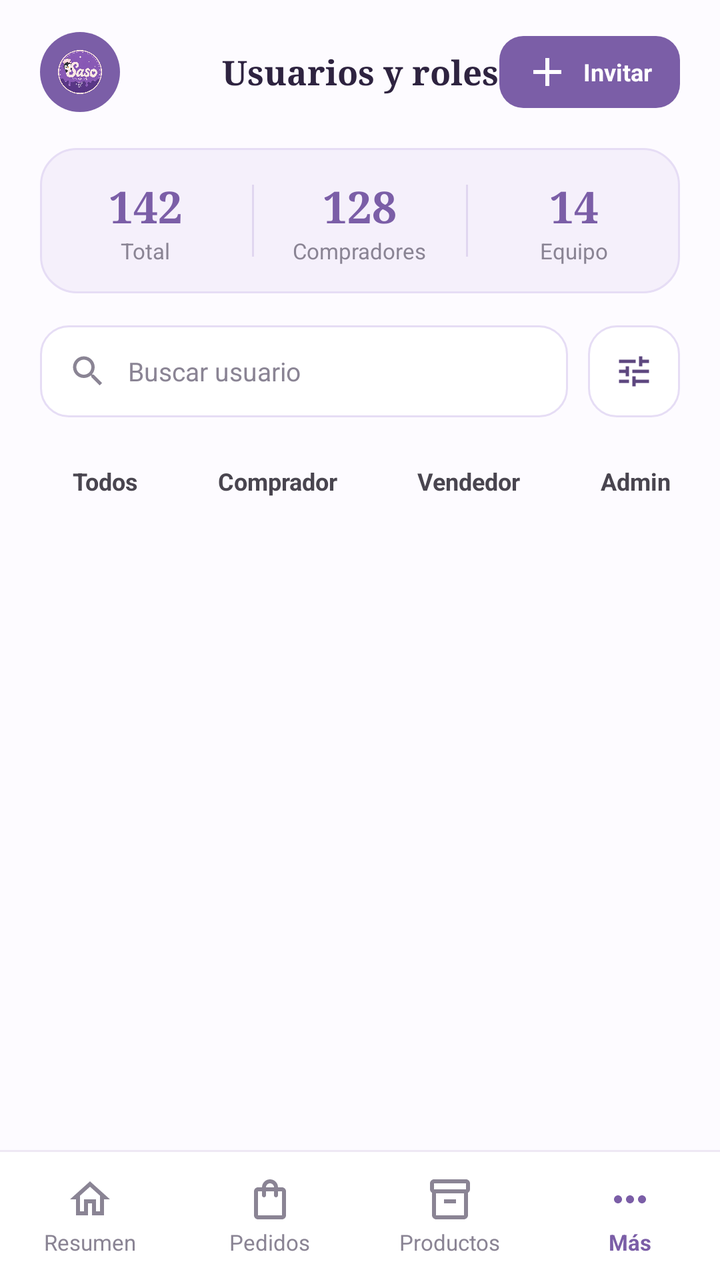
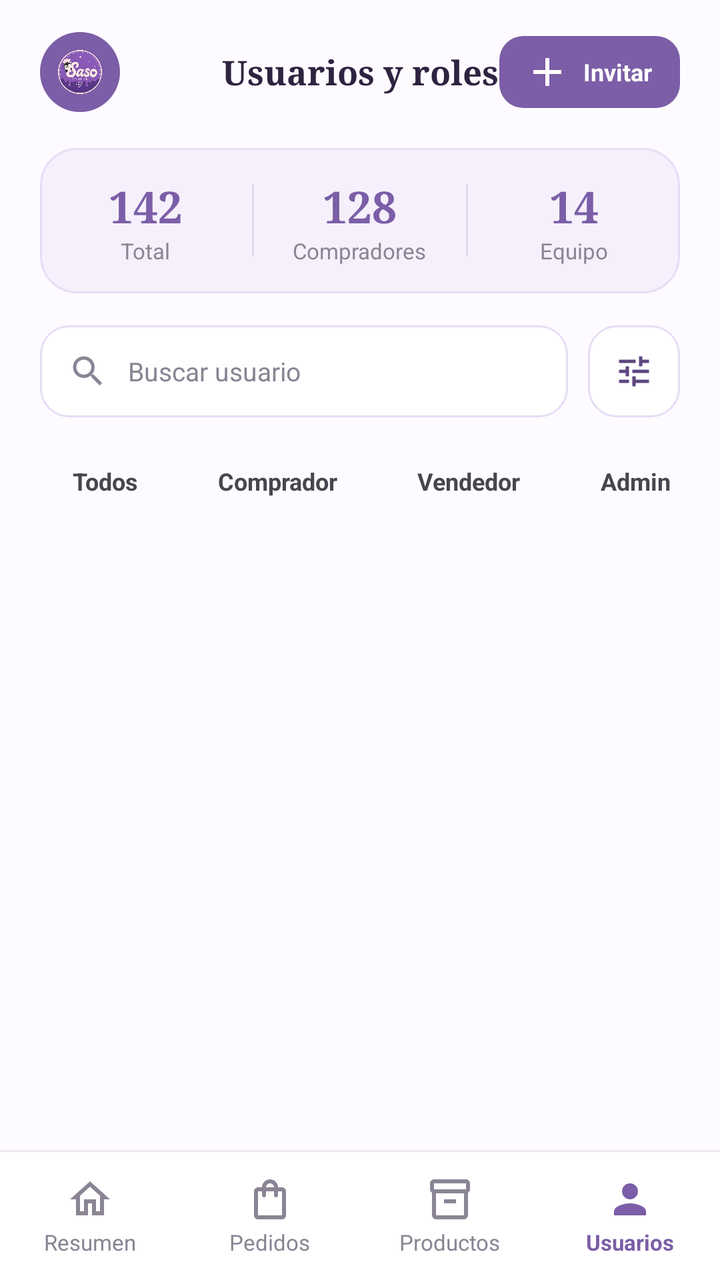

Before-and-after screenshots of an Android layout around one commit, followed by the original layout XML and the change that was made.
<!-- AndroidManifest.xml: application theme Theme.SasoBakeryApp -->
<!-- res/layout/activity_usuarios_roles.xml -->
<?xml version="1.0" encoding="utf-8"?>
<androidx.constraintlayout.widget.ConstraintLayout
    xmlns:android="http://schemas.android.com/apk/res/android"
    xmlns:app="http://schemas.android.com/apk/res-auto"
    xmlns:tools="http://schemas.android.com/tools"
    android:id="@+id/main"
    android:layout_width="match_parent"
    android:layout_height="match_parent"
    android:background="#FDFBFF"
    tools:context=".UsuariosRolesActivity">

    
    <ImageView
        android:id="@+id/ivLogo"
        android:layout_width="40dp"
        android:layout_height="40dp"
        android:layout_marginStart="20dp"
        android:layout_marginTop="16dp"
        android:background="@drawable/bg_users_logo"
        android:contentDescription="@null"
        android:padding="9dp"
        android:src="@drawable/ic_logo_mark"
        app:layout_constraintStart_toStartOf="parent"
        app:layout_constraintTop_toTopOf="parent" />

    <TextView
        android:id="@+id/tvTitle"
        android:layout_width="wrap_content"
        android:layout_height="wrap_content"
        android:fontFamily="serif"
        android:text="Usuarios y roles"
        android:textColor="#2E2340"
        android:textSize="17sp"
        android:textStyle="bold"
        app:layout_constraintBottom_toBottomOf="@id/ivLogo"
        app:layout_constraintEnd_toEndOf="parent"
        app:layout_constraintStart_toStartOf="parent"
        app:layout_constraintTop_toTopOf="@id/ivLogo" />

    <TextView
        android:id="@+id/btnInvitar"
        android:layout_width="wrap_content"
        android:layout_height="36dp"
        android:layout_marginEnd="20dp"
        android:background="@drawable/bg_users_button"
        android:clickable="true"
        android:drawableStart="@drawable/ic_add"
        android:drawablePadding="6dp"
        android:drawableTint="#FFFFFF"
        android:focusable="true"
        android:gravity="center"
        android:paddingStart="12dp"
        android:paddingEnd="14dp"
        android:text="Invitar"
        android:textColor="#FFFFFF"
        android:textSize="12sp"
        android:textStyle="bold"
        app:layout_constraintBottom_toBottomOf="@id/ivLogo"
        app:layout_constraintEnd_toEndOf="parent"
        app:layout_constraintTop_toTopOf="@id/ivLogo" />

    
    <LinearLayout
        android:id="@+id/cardStats"
        android:layout_width="0dp"
        android:layout_height="wrap_content"
        android:layout_marginStart="20dp"
        android:layout_marginTop="18dp"
        android:layout_marginEnd="20dp"
        android:background="@drawable/bg_users_stats"
        android:gravity="center_vertical"
        android:orientation="horizontal"
        android:paddingTop="14dp"
        android:paddingBottom="14dp"
        app:layout_constraintEnd_toEndOf="parent"
        app:layout_constraintStart_toStartOf="parent"
        app:layout_constraintTop_toBottomOf="@id/ivLogo">

        <LinearLayout
            android:layout_width="0dp"
            android:layout_height="wrap_content"
            android:layout_weight="1"
            android:gravity="center"
            android:orientation="vertical">

            <TextView
                android:layout_width="wrap_content"
                android:layout_height="wrap_content"
                android:fontFamily="serif"
                android:text="142"
                android:textColor="#7B5EA7"
                android:textSize="22sp"
                android:textStyle="bold" />

            <TextView
                android:layout_width="wrap_content"
                android:layout_height="wrap_content"
                android:text="Total"
                android:textColor="#8A8494"
                android:textSize="11sp" />
        </LinearLayout>

        <View
            android:layout_width="1dp"
            android:layout_height="36dp"
            android:background="#E0D6F0" />

        <LinearLayout
            android:layout_width="0dp"
            android:layout_height="wrap_content"
            android:layout_weight="1"
            android:gravity="center"
            android:orientation="vertical">

            <TextView
                android:layout_width="wrap_content"
                android:layout_height="wrap_content"
                android:fontFamily="serif"
                android:text="128"
                android:textColor="#7B5EA7"
                android:textSize="22sp"
                android:textStyle="bold" />

            <TextView
                android:layout_width="wrap_content"
                android:layout_height="wrap_content"
                android:text="Compradores"
                android:textColor="#8A8494"
                android:textSize="11sp" />
        </LinearLayout>

        <View
            android:layout_width="1dp"
            android:layout_height="36dp"
            android:background="#E0D6F0" />

        <LinearLayout
            android:layout_width="0dp"
            android:layout_height="wrap_content"
            android:layout_weight="1"
            android:gravity="center"
            android:orientation="vertical">

            <TextView
                android:layout_width="wrap_content"
                android:layout_height="wrap_content"
                android:fontFamily="serif"
                android:text="14"
                android:textColor="#7B5EA7"
                android:textSize="22sp"
                android:textStyle="bold" />

            <TextView
                android:layout_width="wrap_content"
                android:layout_height="wrap_content"
                android:text="Equipo"
                android:textColor="#8A8494"
                android:textSize="11sp" />
        </LinearLayout>
    </LinearLayout>

    
    <LinearLayout
        android:id="@+id/rowSearch"
        android:layout_width="0dp"
        android:layout_height="46dp"
        android:layout_marginStart="20dp"
        android:layout_marginTop="16dp"
        android:layout_marginEnd="20dp"
        android:orientation="horizontal"
        app:layout_constraintEnd_toEndOf="parent"
        app:layout_constraintStart_toStartOf="parent"
        app:layout_constraintTop_toBottomOf="@id/cardStats">

        <LinearLayout
            android:layout_width="0dp"
            android:layout_height="match_parent"
            android:layout_weight="1"
            android:background="@drawable/bg_users_input"
            android:gravity="center_vertical"
            android:orientation="horizontal"
            android:paddingStart="14dp"
            android:paddingEnd="14dp">

            <ImageView
                android:layout_width="20dp"
                android:layout_height="20dp"
                android:contentDescription="@null"
                android:src="@drawable/ic_search"
                android:tint="#8A8494" />

            <EditText
                android:id="@+id/etBuscar"
                android:layout_width="0dp"
                android:layout_height="match_parent"
                android:layout_marginStart="10dp"
                android:layout_weight="1"
                android:background="@null"
                android:hint="Buscar usuario"
                android:imeOptions="actionSearch"
                android:importantForAutofill="no"
                android:inputType="text"
                android:maxLines="1"
                android:textColor="#2E2340"
                android:textColorHint="#8A8494"
                android:textSize="13sp" />
        </LinearLayout>

        <FrameLayout
            android:id="@+id/btnFiltro"
            android:layout_width="46dp"
            android:layout_height="46dp"
            android:layout_marginStart="10dp"
            android:background="@drawable/bg_users_input"
            android:clickable="true"
            android:focusable="true">

            <ImageView
                android:layout_width="20dp"
                android:layout_height="20dp"
                android:layout_gravity="center"
                android:contentDescription="@null"
                android:src="@drawable/ic_filter"
                android:tint="#5D477F" />
        </FrameLayout>
    </LinearLayout>

    
    <HorizontalScrollView
        android:id="@+id/chipsScroll"
        android:layout_width="0dp"
        android:layout_height="wrap_content"
        android:layout_marginTop="14dp"
        android:overScrollMode="never"
        android:paddingStart="20dp"
        android:paddingEnd="12dp"
        android:clipToPadding="false"
        android:scrollbars="none"
        app:layout_constraintEnd_toEndOf="parent"
        app:layout_constraintStart_toStartOf="parent"
        app:layout_constraintTop_toBottomOf="@id/rowSearch">

        <LinearLayout
            android:layout_width="wrap_content"
            android:layout_height="wrap_content"
            android:orientation="horizontal">

            <TextView
                android:id="@+id/chipTodos"
                android:layout_width="wrap_content"
                android:layout_height="36dp"
                android:layout_marginEnd="8dp"
                android:gravity="center"
                android:paddingStart="16dp"
                android:paddingEnd="16dp"
                android:text="Todos"
                android:textSize="12sp"
                android:textStyle="bold" />

            <TextView
                android:id="@+id/chipComprador"
                android:layout_width="wrap_content"
                android:layout_height="36dp"
                android:layout_marginEnd="8dp"
                android:gravity="center"
                android:paddingStart="16dp"
                android:paddingEnd="16dp"
                android:text="Comprador"
                android:textSize="12sp"
                android:textStyle="bold" />

            <TextView
                android:id="@+id/chipVendedor"
                android:layout_width="wrap_content"
                android:layout_height="36dp"
                android:layout_marginEnd="8dp"
                android:gravity="center"
                android:paddingStart="16dp"
                android:paddingEnd="16dp"
                android:text="Vendedor"
                android:textSize="12sp"
                android:textStyle="bold" />

            <TextView
                android:id="@+id/chipAdmin"
                android:layout_width="wrap_content"
                android:layout_height="36dp"
                android:layout_marginEnd="8dp"
                android:gravity="center"
                android:paddingStart="16dp"
                android:paddingEnd="16dp"
                android:text="Admin"
                android:textSize="12sp"
                android:textStyle="bold" />
        </LinearLayout>
    </HorizontalScrollView>

    
    <androidx.recyclerview.widget.RecyclerView
        android:id="@+id/rvUsuarios"
        android:layout_width="0dp"
        android:layout_height="0dp"
        android:layout_marginTop="6dp"
        android:clipToPadding="false"
        android:overScrollMode="never"
        android:paddingStart="20dp"
        android:paddingEnd="20dp"
        app:layout_constraintBottom_toTopOf="@id/bottomDivider"
        app:layout_constraintEnd_toEndOf="parent"
        app:layout_constraintStart_toStartOf="parent"
        app:layout_constraintTop_toBottomOf="@id/chipsScroll" />

    
    <View
        android:id="@+id/bottomDivider"
        android:layout_width="0dp"
        android:layout_height="1dp"
        android:background="#EEE8F4"
        app:layout_constraintBottom_toTopOf="@id/bottomBar"
        app:layout_constraintEnd_toEndOf="parent"
        app:layout_constraintStart_toStartOf="parent" />

    <LinearLayout
        android:id="@+id/bottomBar"
        android:layout_width="0dp"
        android:layout_height="64dp"
        android:background="#FFFFFF"
        android:orientation="horizontal"
        app:layout_constraintBottom_toBottomOf="parent"
        app:layout_constraintEnd_toEndOf="parent"
        app:layout_constraintStart_toStartOf="parent">

        <LinearLayout
            android:id="@+id/navResumen"
            android:layout_width="0dp"
            android:layout_height="match_parent"
            android:layout_weight="1"
            android:background="?attr/selectableItemBackground"
            android:clickable="true"
            android:focusable="true"
            android:gravity="center"
            android:orientation="vertical">

            <ImageView
                android:layout_width="24dp"
                android:layout_height="24dp"
                android:contentDescription="@null"
                android:src="@drawable/ic_home"
                android:tint="#8A8494" />

            <TextView
                android:layout_width="wrap_content"
                android:layout_height="wrap_content"
                android:layout_marginTop="2dp"
                android:text="Resumen"
                android:textColor="#8A8494"
                android:textSize="11sp" />
        </LinearLayout>

        <LinearLayout
            android:id="@+id/navPedidos"
            android:layout_width="0dp"
            android:layout_height="match_parent"
            android:layout_weight="1"
            android:background="?attr/selectableItemBackground"
            android:clickable="true"
            android:focusable="true"
            android:gravity="center"
            android:orientation="vertical">

            <ImageView
                android:layout_width="24dp"
                android:layout_height="24dp"
                android:contentDescription="@null"
                android:src="@drawable/ic_bag"
                android:tint="#8A8494" />

            <TextView
                android:layout_width="wrap_content"
                android:layout_height="wrap_content"
                android:layout_marginTop="2dp"
                android:text="Pedidos"
                android:textColor="#8A8494"
                android:textSize="11sp" />
        </LinearLayout>

        <LinearLayout
            android:id="@+id/navProductos"
            android:layout_width="0dp"
            android:layout_height="match_parent"
            android:layout_weight="1"
            android:background="?attr/selectableItemBackground"
            android:clickable="true"
            android:focusable="true"
            android:gravity="center"
            android:orientation="vertical">

            <ImageView
                android:layout_width="24dp"
                android:layout_height="24dp"
                android:contentDescription="@null"
                android:src="@drawable/ic_box"
                android:tint="#8A8494" />

            <TextView
                android:layout_width="wrap_content"
                android:layout_height="wrap_content"
                android:layout_marginTop="2dp"
                android:text="Productos"
                android:textColor="#8A8494"
                android:textSize="11sp" />
        </LinearLayout>

        <LinearLayout
            android:id="@+id/navMas"
            android:layout_width="0dp"
            android:layout_height="match_parent"
            android:layout_weight="1"
            android:background="?attr/selectableItemBackground"
            android:clickable="true"
            android:focusable="true"
            android:gravity="center"
            android:orientation="vertical">

            <ImageView
                android:layout_width="24dp"
                android:layout_height="24dp"
                android:contentDescription="@null"
                android:src="@drawable/ic_more"
                android:tint="#7B5EA7" />

            <TextView
                android:layout_width="wrap_content"
                android:layout_height="wrap_content"
                android:layout_marginTop="2dp"
                android:text="Más"
                android:textColor="#7B5EA7"
                android:textSize="11sp"
                android:textStyle="bold" />
        </LinearLayout>
    </LinearLayout>
</androidx.constraintlayout.widget.ConstraintLayout>
<!-- resources referenced by this layout -->
<resources>
  <!-- drawable bg_users_button (drawable) -->
  <?xml version="1.0" encoding="utf-8"?>
  <shape xmlns:android="http://schemas.android.com/apk/res/android" android:shape="rectangle">
      <solid android:color="#7B5EA7" />
      <corners android:radius="12dp" />
  </shape>
  <!-- drawable bg_users_input (drawable) -->
  <?xml version="1.0" encoding="utf-8"?>
  <shape xmlns:android="http://schemas.android.com/apk/res/android" android:shape="rectangle">
      <solid android:color="#FFFFFF" />
      <stroke android:width="1dp" android:color="#E6DDF5" />
      <corners android:radius="14dp" />
  </shape>
  <!-- drawable bg_users_logo (drawable) -->
  <?xml version="1.0" encoding="utf-8"?>
  <shape xmlns:android="http://schemas.android.com/apk/res/android" android:shape="oval">
      <solid android:color="#7B5EA7" />
  </shape>
  <!-- drawable bg_users_stats (drawable) -->
  <?xml version="1.0" encoding="utf-8"?>
  <shape xmlns:android="http://schemas.android.com/apk/res/android" android:shape="rectangle">
      <solid android:color="#F5F0FB" />
      <stroke android:width="1dp" android:color="#E6DDF5" />
      <corners android:radius="18dp" />
  </shape>
  <!-- drawable ic_add (drawable) -->
  <?xml version="1.0" encoding="utf-8"?>
  <vector xmlns:android="http://schemas.android.com/apk/res/android"
      android:width="24dp" android:height="24dp"
      android:viewportWidth="24" android:viewportHeight="24">
      <path android:fillColor="#FF000000"
          android:pathData="M19,13h-6v6h-2v-6H5v-2h6V5h2v6h6v2z" />
  </vector>
  <!-- drawable ic_box (drawable) -->
  <?xml version="1.0" encoding="utf-8"?>
  <vector xmlns:android="http://schemas.android.com/apk/res/android"
      android:width="24dp" android:height="24dp"
      android:viewportWidth="24" android:viewportHeight="24">
      <path android:fillColor="#FF000000"
          android:pathData="M20,2H4C3,2 2,2.9 2,4v3.01C2,7.73 2.43,8.35 3,8.7V20c0,1.1 1.1,2 2,2h14c0.9,0 2,-0.9 2,-2V8.7c0.57,-0.35 1,-0.97 1,-1.69V4C22,2.9 21,2 20,2zM19,20H5V9h14V20zM20,7H4V4h16V7zM9,12h6v2H9z" />
  </vector>
  <!-- drawable ic_filter (drawable) -->
  <?xml version="1.0" encoding="utf-8"?>
  <vector xmlns:android="http://schemas.android.com/apk/res/android"
      android:width="24dp" android:height="24dp"
      android:viewportWidth="24" android:viewportHeight="24">
      <path android:fillColor="#FF000000"
          android:pathData="M3,17v2h6v-2H3zM3,5v2h10V5H3zM13,21v-2h8v-2h-8v-2h-2v6h2zM7,9v2H3v2h4v2h2V9H7zM21,13v-2H11v2h10zM15,9h2V7h4V5h-4V3h-2v6z" />
  </vector>
  <!-- drawable ic_home (drawable) -->
  <?xml version="1.0" encoding="utf-8"?>
  <vector xmlns:android="http://schemas.android.com/apk/res/android"
      android:width="24dp" android:height="24dp"
      android:viewportWidth="24" android:viewportHeight="24">
      <path android:fillColor="#FF000000"
          android:pathData="M12,5.69l5,4.5V18h-2v-6H9v6H7v-7.81l5,-4.5M12,3L2,12h3v8h6v-6h2v6h6v-8h3L12,3z" />
  </vector>
  <!-- drawable ic_logo_mark (drawable) -->
  <?xml version="1.0" encoding="utf-8"?>
  <bitmap xmlns:android="http://schemas.android.com/apk/res/android"
      android:src="@drawable/logo_saso" />
  <!-- drawable ic_more (drawable) -->
  <?xml version="1.0" encoding="utf-8"?>
  <vector xmlns:android="http://schemas.android.com/apk/res/android"
      android:width="24dp" android:height="24dp"
      android:viewportWidth="24" android:viewportHeight="24">
      <path android:fillColor="#FF000000"
          android:pathData="M6,10c-1.1,0 -2,0.9 -2,2s0.9,2 2,2 2,-0.9 2,-2 -0.9,-2 -2,-2zM18,10c-1.1,0 -2,0.9 -2,2s0.9,2 2,2 2,-0.9 2,-2 -0.9,-2 -2,-2zM12,10c-1.1,0 -2,0.9 -2,2s0.9,2 2,2 2,-0.9 2,-2 -0.9,-2 -2,-2z" />
  </vector>
  <style name="Theme.SasoBakeryApp" parent="Base.Theme.SasoBakeryApp" />
  <style name="Base.Theme.SasoBakeryApp" parent="Theme.Material3.DayNight.NoActionBar">
          
          
      </style>
  <!-- unchanged entries left out for length: 3 -->
</resources>

<!-- the commit's change to res/layout/activity_usuarios_roles.xml (unified diff, before → after) -->
@@ -412,7 +412,7 @@
         </LinearLayout>
 
         <LinearLayout
-            android:id="@+id/navMas"
+            android:id="@+id/navUsuarios"
             android:layout_width="0dp"
             android:layout_height="match_parent"
             android:layout_weight="1"
@@ -426,14 +426,14 @@
                 android:layout_width="24dp"
                 android:layout_height="24dp"
                 android:contentDescription="@null"
-                android:src="@drawable/ic_more"
+                android:src="@drawable/ic_person"
                 android:tint="#7B5EA7" />
 
             <TextView
                 android:layout_width="wrap_content"
                 android:layout_height="wrap_content"
                 android:layout_marginTop="2dp"
-                android:text="Más"
+                android:text="Usuarios"
                 android:textColor="#7B5EA7"
                 android:textSize="11sp"
                 android:textStyle="bold" />
<!-- resource entries referenced after the edit -->
@@ -61,13 +61,16 @@
   <?xml version="1.0" encoding="utf-8"?>
   <bitmap xmlns:android="http://schemas.android.com/apk/res/android"
       android:src="@drawable/logo_saso" />
-  <!-- drawable ic_more (drawable) -->
+  <!-- drawable ic_person (drawable) -->
   <?xml version="1.0" encoding="utf-8"?>
   <vector xmlns:android="http://schemas.android.com/apk/res/android"
-      android:width="24dp" android:height="24dp"
-      android:viewportWidth="24" android:viewportHeight="24">
-      <path android:fillColor="#FF000000"
-          android:pathData="M6,10c-1.1,0 -2,0.9 -2,2s0.9,2 2,2 2,-0.9 2,-2 -0.9,-2 -2,-2zM18,10c-1.1,0 -2,0.9 -2,2s0.9,2 2,2 2,-0.9 2,-2 -0.9,-2 -2,-2zM12,10c-1.1,0 -2,0.9 -2,2s0.9,2 2,2 2,-0.9 2,-2 -0.9,-2 -2,-2z" />
+      android:width="24dp"
+      android:height="24dp"
+      android:viewportWidth="24"
+      android:viewportHeight="24">
+      <path
+          android:fillColor="#FF000000"
+          android:pathData="M12,12c2.21,0 4,-1.79 4,-4s-1.79,-4 -4,-4 -4,1.79 -4,4 1.79,4 4,4zM12,14c-2.67,0 -8,1.34 -8,4v2h16v-2c0,-2.66 -5.33,-4 -8,-4z" />
   </vector>
   <style name="Theme.SasoBakeryApp" parent="Base.Theme.SasoBakeryApp" />
   <style name="Base.Theme.SasoBakeryApp" parent="Theme.Material3.DayNight.NoActionBar">
